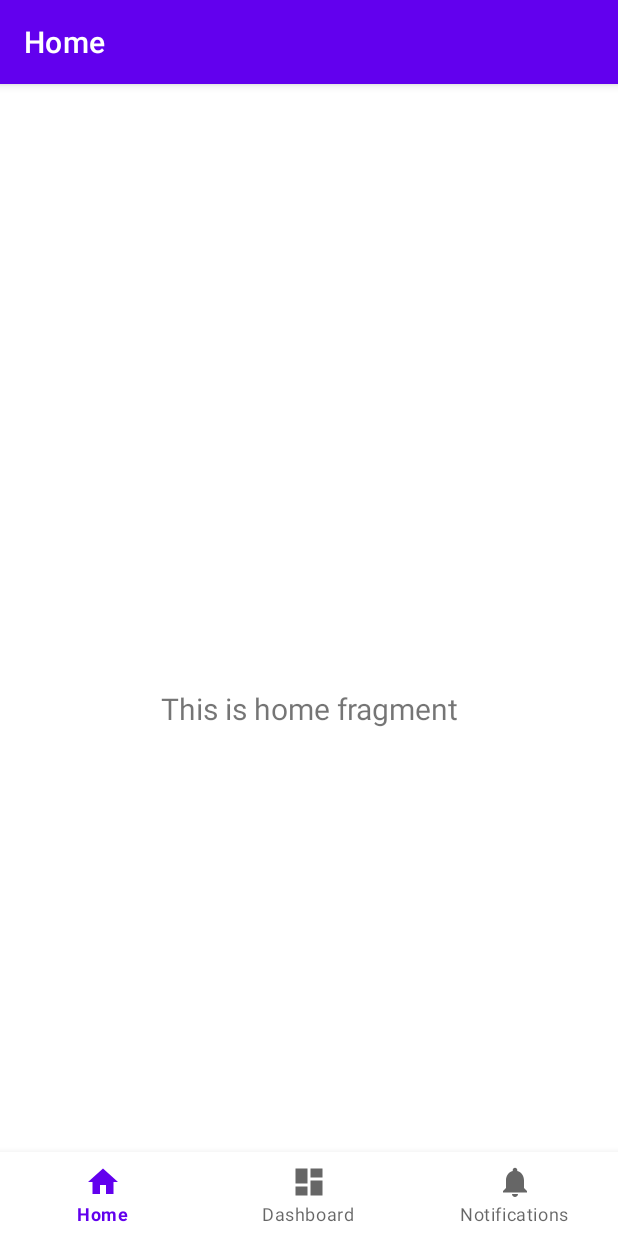
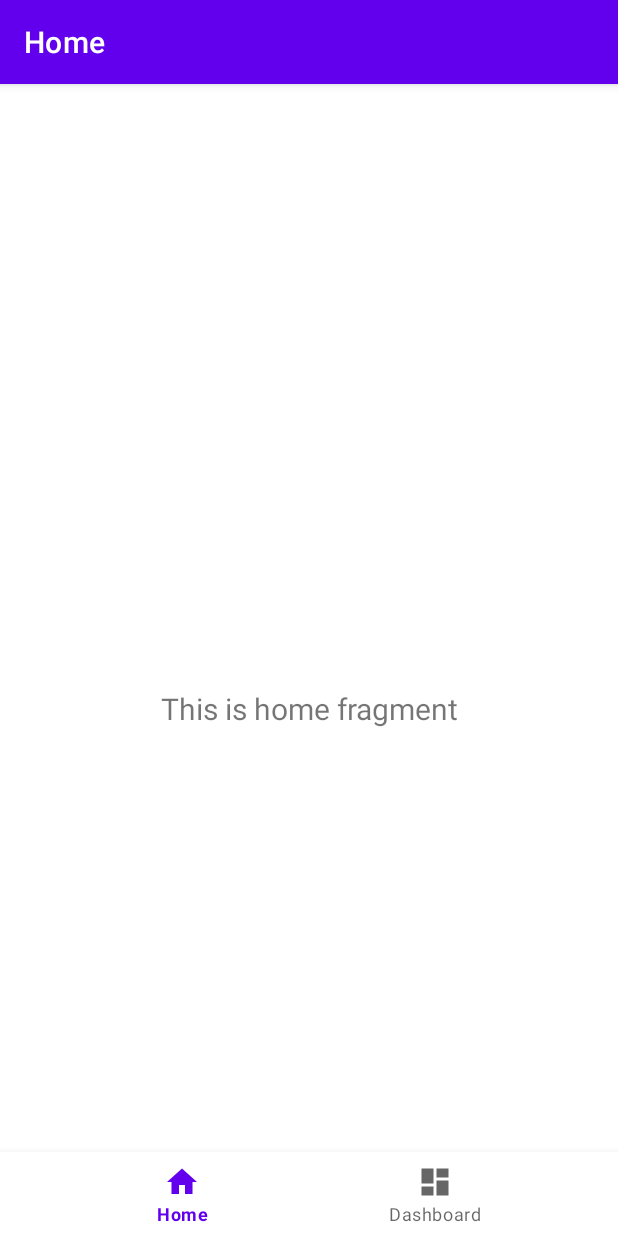
Before and after one commit to EBDitore/App-Nativo-Sobre-Futebol-Feminino-com-Android-Jetpack-e-Java-DIO, an Android app: the screen it shows after launch (MainActivity), on a phone screen of 412 x 824 dp. Run offline under Robolectric (Android 15) with nearby library versions, the phone set to English and light mode, and no system bars; our stand-ins replace navigation-ui.

Commit message:
Notifications navigation removido

```diff
--- a/app/src/main/java/meu/teste/soccernews/MainActivity.java
+++ b/app/src/main/java/meu/teste/soccernews/MainActivity.java
@@ -23,11 +23,10 @@ public class MainActivity extends AppCompatActivity {
         binding = ActivityMainBinding.inflate(getLayoutInflater());
         setContentView(binding.getRoot());
 
-        BottomNavigationView navView = findViewById(R.id.nav_view);
         // Passing each menu ID as a set of Ids because each
         // menu should be considered as top level destinations.
         AppBarConfiguration appBarConfiguration = new AppBarConfiguration.Builder(
-                R.id.navigation_home, R.id.navigation_dashboard, R.id.navigation_notifications)
+                R.id.navigation_home, R.id.navigation_dashboard )
                 .build();
         NavController navController = Navigation.findNavController(this, R.id.nav_host_fragment_activity_main);
         NavigationUI.setupActionBarWithNavController(this, navController, appBarConfiguration);
--- a/app/src/main/res/menu/bottom_nav_menu.xml
+++ b/app/src/main/res/menu/bottom_nav_menu.xml
@@ -11,9 +11,4 @@
         android:icon="@drawable/ic_dashboard_black_24dp"
         android:title="@string/title_dashboard" />
 
-    <item
-        android:id="@+id/navigation_notifications"
-        android:icon="@drawable/ic_notifications_black_24dp"
-        android:title="@string/title_notifications" />
-
 </menu>
--- a/app/src/main/res/navigation/mobile_navigation.xml
+++ b/app/src/main/res/navigation/mobile_navigation.xml
@@ -17,9 +17,4 @@
         android:label="@string/title_dashboard"
         tools:layout="@layout/fragment_dashboard" />
 
-    <fragment
-        android:id="@+id/navigation_notifications"
-        android:name="meu.teste.soccernews.ui.notifications.NotificationsFragment"
-        android:label="@string/title_notifications"
-        tools:layout="@layout/fragment_notifications" />
 </navigation>
```
Also changed, not shown: app/src/main/java/meu/teste/soccernews/ui/notifications/NotificationsFragment.java (deleted, +0 -37 lines), app/src/main/java/meu/teste/soccernews/ui/notifications/NotificationsViewModel.java (deleted, +0 -19 lines).
